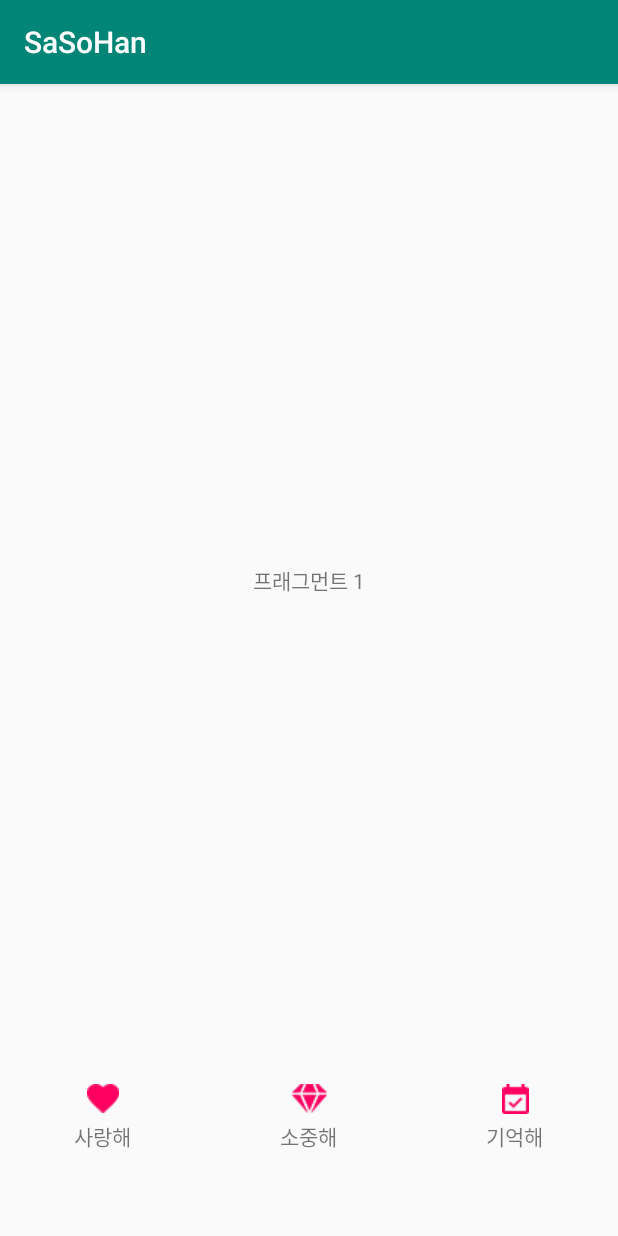
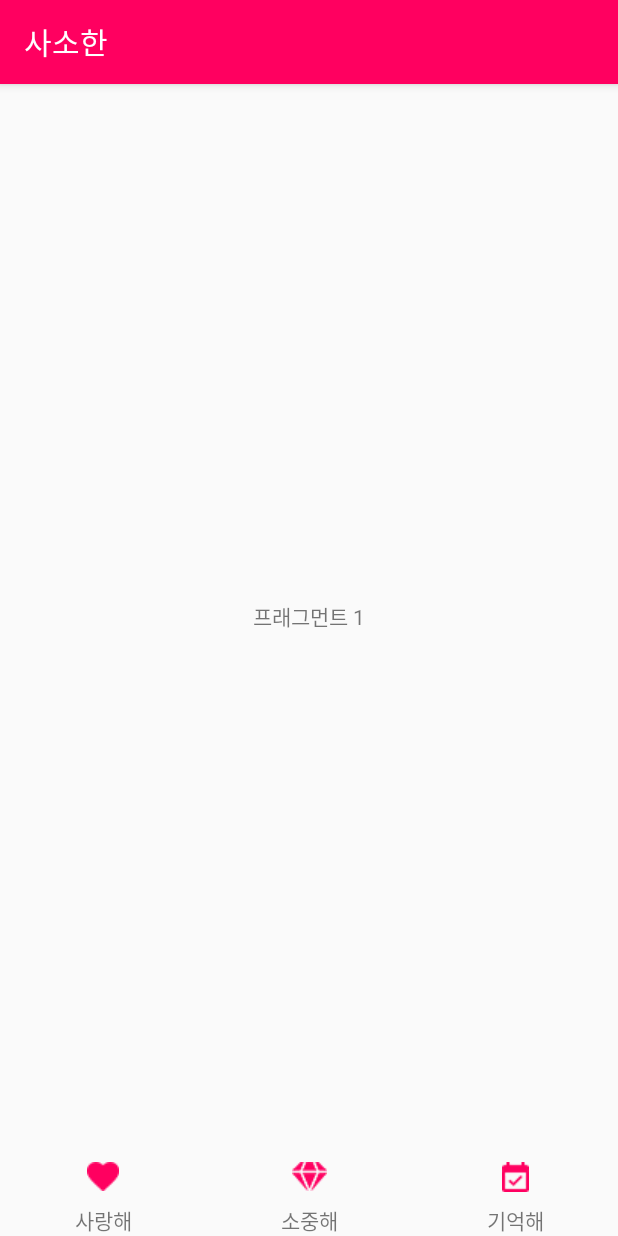
Before and after one commit to tmddus/SASOHAN, an Android app: the screen it shows after launch (MainActivity), after a tap on an icon or button, on a phone screen of 412 x 824 dp. Run offline under Robolectric (Android 15) with nearby library versions, the phone set to English and light mode, and no system bars.

Commit message:
탭위치 뜨는거 수정,컬러적용

```diff
--- a/app/src/main/java/com/example/sasohan/MainActivity.java
+++ b/app/src/main/java/com/example/sasohan/MainActivity.java
@@ -17,7 +17,8 @@ public class MainActivity extends AppCompatActivity implements View.OnClickListe
     private final int FRAGMENT2 = 2;
     private final int FRAGMENT3 = 3;
 
-    private ImageButton bt_tab1, bt_tab2,bt_tab3;
+    private ImageButton ibt_tab1,ibt_tab2,ibt_tab3;
+    private TextView tbt_tab1,tbt_tab2,tbt_tab3;
 
     @Override
     protected void onCreate(Bundle savedInstanceState) {
@@ -25,14 +26,21 @@ public class MainActivity extends AppCompatActivity implements View.OnClickListe
         setContentView(R.layout.activity_main);
 
         // 위젯에 대한 참조
-        bt_tab1 = (ImageButton)findViewById(R.id.ibt_tab1);
-        bt_tab2 = (ImageButton)findViewById(R.id.ibt_tab2);
-        bt_tab3 = (ImageButton)findViewById(R.id.ibt_tab3);
+        ibt_tab1 = (ImageButton)findViewById(R.id.ibt_tab1);
+        ibt_tab2 = (ImageButton)findViewById(R.id.ibt_tab2);
+        ibt_tab3 = (ImageButton)findViewById(R.id.ibt_tab3);
+
+        tbt_tab1 = (TextView)findViewById(R.id.txt_tab1);
+        tbt_tab2 = (TextView)findViewById(R.id.txt_tab2);
+        tbt_tab3 = (TextView)findViewById(R.id.txt_tab3);
 
         // 탭 버튼에 대한 리스너 연결
-        bt_tab1.setOnClickListener(this);
-        bt_tab2.setOnClickListener(this);
-        bt_tab3.setOnClickListener(this);
+        ibt_tab1.setOnClickListener(this);
+        ibt_tab2.setOnClickListener(this);
+        ibt_tab3.setOnClickListener(this);
+        tbt_tab1.setOnClickListener(this);
+        tbt_tab2.setOnClickListener(this);
+        tbt_tab3.setOnClickListener(this);
 
         // 임의로 액티비티 호출 시점에 어느 프레그먼트를 프레임레이아웃에 띄울 것인지를 정함
         callFragment(FRAGMENT1);
@@ -43,16 +51,16 @@ public class MainActivity extends AppCompatActivity implements View.OnClickListe
     @Override
     public void onClick(View v) {
         switch (v.getId()){
-            case R.id.ibt_tab1 :
+            case R.id.ibt_tab1 : case R.id.txt_tab1:
                 // '버튼1' 클릭 시 '프래그먼트1' 호출
                 callFragment(FRAGMENT1);
                 break;
 
-            case R.id.ibt_tab2 :
+            case R.id.ibt_tab2 :case R.id.txt_tab2:
                 // '버튼2' 클릭 시 '프래그먼트2' 호출
                 callFragment(FRAGMENT2);
                 break;
-            case R.id.ibt_tab3 :
+            case R.id.ibt_tab3 :case R.id.txt_tab3:
                 // '버튼2' 클릭 시 '프래그먼트3' 호출
                 callFragment(FRAGMENT3);
                 break;
--- a/app/src/main/res/layout/activity_main.xml
+++ b/app/src/main/res/layout/activity_main.xml
@@ -11,13 +11,13 @@
     <FrameLayout xmlns:android="http://schemas.android.com/apk/res/android"
         android:id="@+id/fragment_container"
         android:layout_width="match_parent"
-        android:layout_height="583.3dp"
+        android:layout_height="match_parent"
         android:layout_above="@+id/linearLayout"
         android:layout_weight="1" />
 
     <LinearLayout
         android:layout_width="match_parent"
-        android:layout_height="50dp"
+        android:layout_height="58dp"
         android:orientation="horizontal"
         android:layout_alignParentBottom="true"
         android:id="@+id/linearLayout">
@@ -36,9 +36,10 @@
                 android:background="@android:color/transparent"
                 />
             <TextView
-                android:layout_width="wrap_content"
+                android:id="@+id/txt_tab1"
+                android:layout_width="match_parent"
                 android:layout_height="wrap_content"
-                android:layout_gravity="center_horizontal"
+                android:gravity="center_horizontal"
                 android:text="사랑해"
                 />
         </LinearLayout>
@@ -47,19 +48,20 @@
             android:layout_width="wrap_content"
             android:layout_height="match_parent"
             android:orientation="vertical">
+
             <ImageButton
                 android:id="@+id/ibt_tab2"
+                android:layout_width="match_parent"
+                android:layout_height="35dp"
                 android:layout_weight="1"
+                android:background="@android:color/transparent"
+                android:padding="0dp"
+                android:src="@drawable/diamond" />
+            <TextView
+                android:id="@+id/txt_tab2"
                 android:layout_width="match_parent"
-                android:layout_height="match_parent"
-                android:src="@drawable/diamond"
-                android:padding="0dp"
-                android:background="@android:color/transparent"
-                />
-            <TextView
-                android:layout_width="wrap_content"
                 android:layout_height="wrap_content"
-                android:layout_gravity="center_horizontal"
+                android:gravity="center_horizontal"
                 android:text="소중해"
                 />
         </LinearLayout>
@@ -78,52 +80,24 @@
                 android:background="@android:color/transparent"
                 />
             <TextView
-                android:layout_width="wrap_content"
+                android:id="@+id/txt_tab3"
+                android:layout_width="match_parent"
                 android:layout_height="wrap_content"
-                android:layout_gravity="center_horizontal"
+                android:gravity="center_horizontal"
                 android:text="기억해"
                 />
         </LinearLayout>
 
-        <!--<ImageButton-->
-        <!--android:id="@+id/bt_tab2"-->
-        <!--android:layout_weight="1"-->
-        <!--android:layout_width="match_parent"-->
-        <!--android:layout_height="match_parent"-->
-        <!--android:src="@drawable/favorite_heart_button"-->
-        <!--android:padding="0dp"-->
-        <!--/>-->
-        <!--<ImageButton-->
-        <!--android:id="@+id/bt_tab3"-->
-        <!--android:layout_weight="1"-->
-        <!--android:layout_width="match_parent"-->
-        <!--android:layout_height="match_parent"-->
-        <!--android:src="@drawable/favorite_heart_button"-->
-        <!--android:padding="0dp"-->
-        <!--/>-->
-        <!--<Button-->
-        <!--android:layout_weight="1"-->
-        <!--android:id="@+id/bt_tab2"-->
-        <!--android:layout_width="wrap_content"-->
-        <!--android:layout_height="wrap_content"-->
-        <!--android:text="Tab 2"/>-->
-
-        <!--<Button-->
-        <!--android:layout_weight="1"-->
-        <!--android:id="@+id/bt_tab3"-->
-        <!--android:layout_width="wrap_content"-->
-        <!--android:layout_height="wrap_content"-->
-        <!--android:text="Tab 3"/>-->
 
     </LinearLayout>
 
-    <android.support.design.widget.BottomNavigationView
-        android:id="@+id/navigation"
-        android:layout_width="0dp"
-        android:layout_height="wrap_content"
-        android:layout_marginStart="0dp"
-        android:layout_marginEnd="0dp"
-        android:background="?android:attr/windowBackground"
-        app:menu="@menu/navigation" />
+    <!--<android.support.design.widget.BottomNavigationView-->
+        <!--android:id="@+id/navigation"-->
+        <!--android:layout_width="0dp"-->
+        <!--android:layout_height="wrap_content"-->
+        <!--android:layout_marginStart="0dp"-->
+        <!--android:layout_marginEnd="0dp"-->
+        <!--android:background="?android:attr/windowBackground"-->
+        <!--app:menu="@menu/navigation" />-->
 
 </LinearLayout>
--- a/app/src/main/res/values/colors.xml
+++ b/app/src/main/res/values/colors.xml
@@ -1,6 +1,6 @@
 <?xml version="1.0" encoding="utf-8"?>
 <resources>
-    <color name="colorPrimary">#008577</color>
+    <color name="colorPrimary">#ff0060</color>
     <color name="colorPrimaryDark">#00574B</color>
     <color name="colorAccent">#D81B60</color>
 </resources>
--- a/app/src/main/res/values/strings.xml
+++ b/app/src/main/res/values/strings.xml
@@ -1,5 +1,5 @@
 <resources>
-    <string name="app_name">SaSoHan</string>
+    <string name="app_name">사소한</string>
     <string name="title_home">Home</string>
     <string name="title_dashboard">Dashboard</string>
     <string name="title_notifications">Notifications</string>
```
